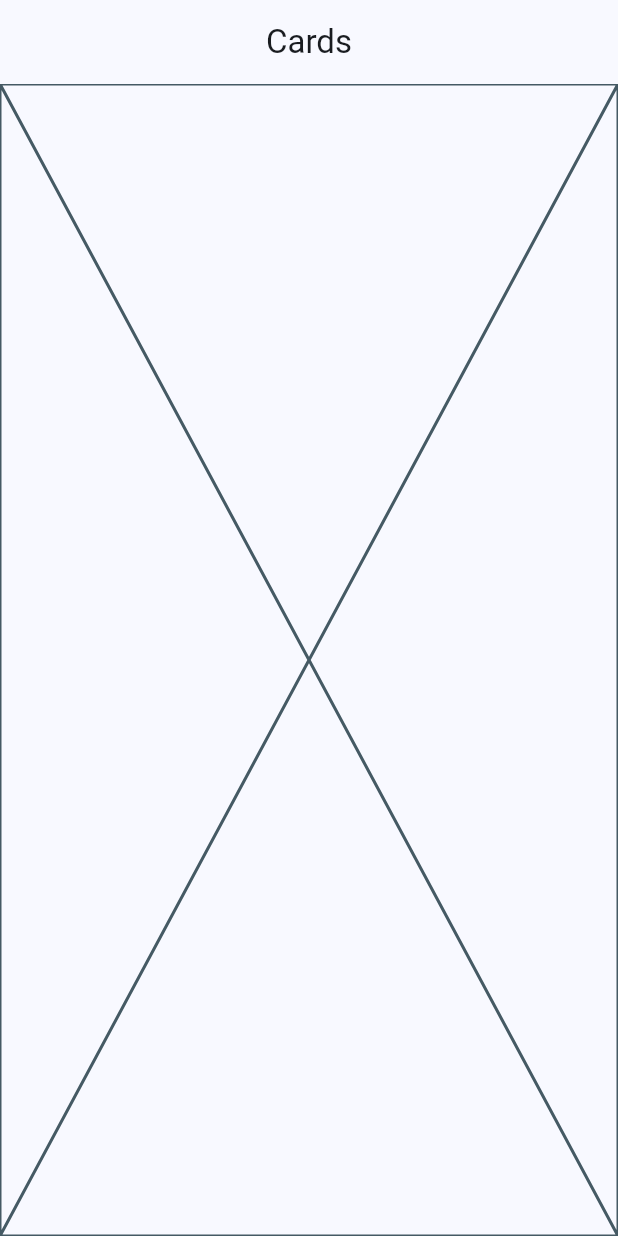
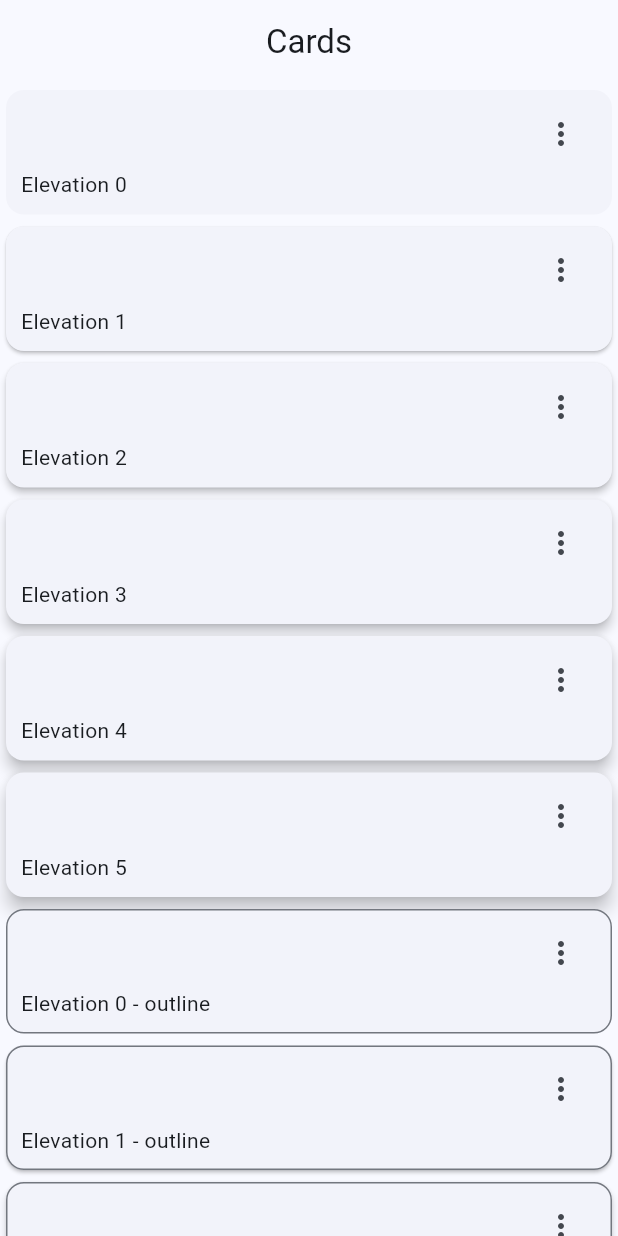
Before and after one commit to kanon488/widgets_app, a Flutter app: the CardsScreen screen opened by its route, on a phone screen of 412 x 824 dp. Run offline on Flutter 3.47's test engine with Material 3 defaults, Android fonts, the phone set to English and light mode, and no system bars; our stand-ins replace go_router.

Commit message:
card types created

```diff
--- a/lib/config/presentation/screens/cards/cards_screen.dart
+++ b/lib/config/presentation/screens/cards/cards_screen.dart
@@ -1,4 +1,13 @@
 import 'package:flutter/material.dart';
+
+const cards = <Map<String, dynamic>>[
+  {'elevation': 0.0, 'label': 'Elevation 0'},
+  {'elevation': 1.0, 'label': 'Elevation 1'},
+  {'elevation': 2.0, 'label': 'Elevation 2'},
+  {'elevation': 3.0, 'label': 'Elevation 3'},
+  {'elevation': 4.0, 'label': 'Elevation 4'},
+  {'elevation': 5.0, 'label': 'Elevation 5'},
+];
 
 class CardsScreen extends StatelessWidget {
   static const String name = 'cards_screen';
@@ -8,7 +17,97 @@ class CardsScreen extends StatelessWidget {
   Widget build(BuildContext context) {
     return Scaffold(
       appBar: AppBar(title: const Text('Cards')),
-      body: Placeholder(),
+      body: _CardsView(),
     );
   }
 }
+
+class _CardsView extends StatelessWidget {
+  const _CardsView({super.key});
+
+  @override
+  Widget build(BuildContext context) {
+    return SingleChildScrollView(
+      child: Column(
+        children: [
+          ...cards.map(
+            (cards) =>
+                CardType1(label: cards['label'], elevation: cards['elevation']),
+          ),
+
+          ...cards.map(
+            (cards) =>
+                CardType2(label: cards['label'], elevation: cards['elevation']),
+          ),
+        ],
+      ),
+    );
+  }
+}
+
+class CardType1 extends StatelessWidget {
+  final String label;
+  final double elevation;
+  const CardType1({required this.label, required this.elevation});
+
+  @override
+  Widget build(BuildContext context) {
+    return Card(
+      elevation: elevation,
+      child: Padding(
+        padding: EdgeInsets.fromLTRB(10, 5, 10, 10),
+        child: SingleChildScrollView(
+          child: Column(
+            children: [
+              Align(
+                alignment: Alignment.topRight,
+                child: IconButton(
+                  icon: Icon(Icons.more_vert_outlined),
+                  onPressed: () {},
+                ),
+              ),
+              Align(alignment: Alignment.bottomLeft, child: Text(label)),
+            ],
+          ),
+        ),
+      ),
+    );
+  }
+}
+
+
+class CardType2 extends StatelessWidget {
+
+  final String label;
+  final double elevation;
+  const CardType2({required this.label, required this.elevation});
+
+  @override
+  Widget build(BuildContext context) {
+    final colors = Theme.of(context).colorScheme;
+    return Card(
+      shape: RoundedRectangleBorder(
+        borderRadius: BorderRadius.all(Radius.circular(12)),
+        side: BorderSide(
+          color:   colors.outline
+        )
+      ),
+      elevation: elevation,
+      child: Padding(
+        padding: EdgeInsets.fromLTRB(10, 5, 10, 10),
+        child: Column(
+          children: [
+            Align(
+              alignment: Alignment.topRight,
+              child: IconButton(
+                icon: Icon(Icons.more_vert_outlined),
+                onPressed: () {},
+              ),
+            ),
+            Align(alignment: Alignment.bottomLeft, child: Text('$label - outline')),
+          ],
+        ),
+      ),
+    );
+  }
+}
```
